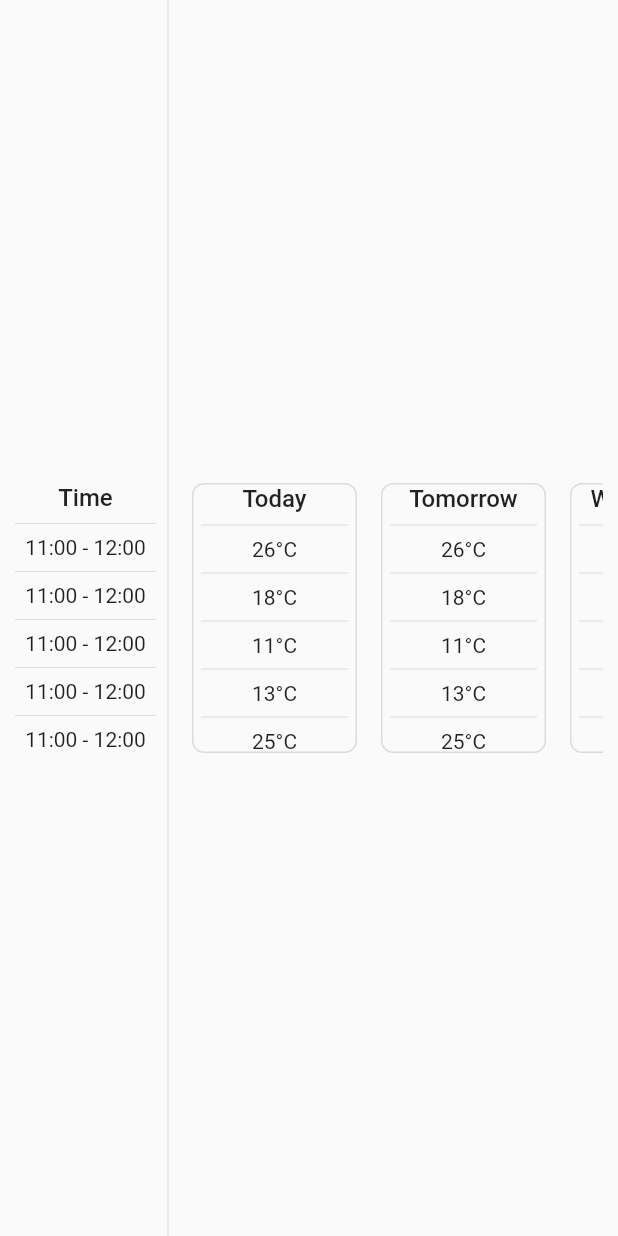
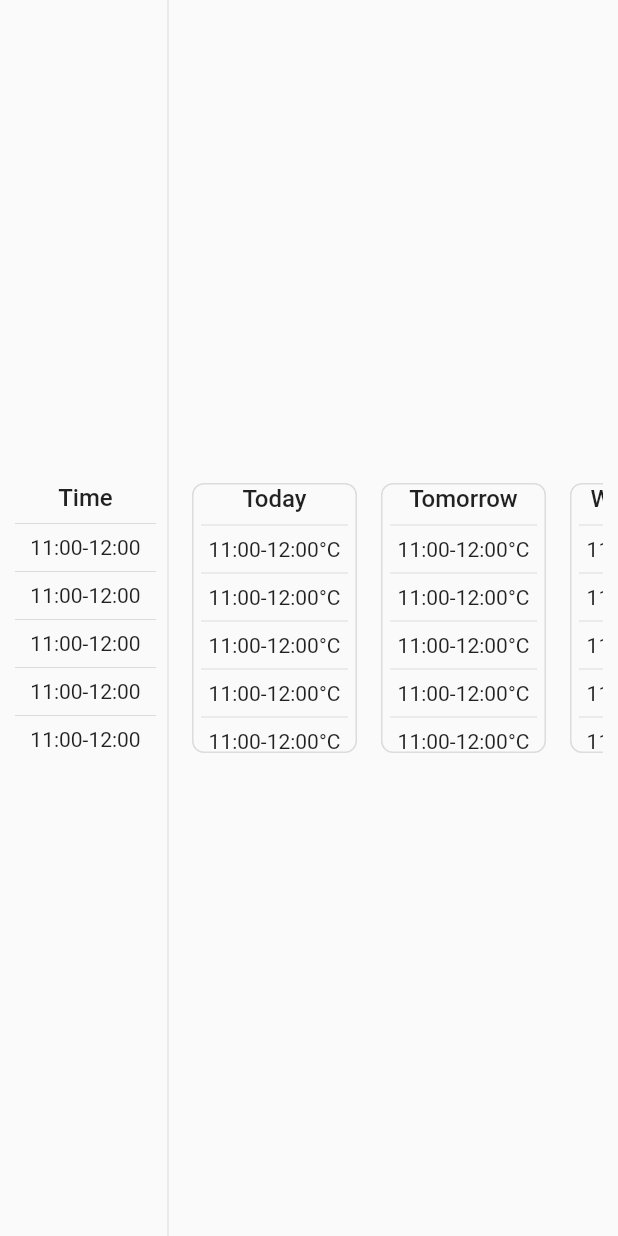
Before and after one commit to praveen1082/flutterweatherapp, a Flutter app: the WeatherRoutine widget shown alone on an empty page, opened directly, on a phone screen of 412 x 824 dp. Run offline on Flutter 3.47's test engine with Material 2 defaults, Android fonts, the phone set to English and light mode, and no system bars; network calls fail.

Commit message:
refactoring weather app

```diff
--- a/lib/ui/weatherroutinewidget.dart
+++ b/lib/ui/weatherroutinewidget.dart
@@ -11,6 +11,16 @@ class WeatherRoutine extends StatelessWidget {
     "Friday",
     "Saturday"
   ];
+  List<String> times = [
+    "11:00-12:00",
+    "11:00-12:00",
+    "11:00-12:00",
+    "11:00-12:00",
+    "11:00-12:00",
+    "11:00-12:00",
+    "11:00-12:00"
+  ];
+  List<double> temperaturevalues = [20, 20, 22, 33, 44, 55, 66];
 
   @override
   Widget build(BuildContext context) {
@@ -34,26 +44,16 @@ class WeatherRoutine extends StatelessWidget {
               ),
               Divider(),
               Expanded(
-                child: ListView(
-                  shrinkWrap: true,
-                  physics: BouncingScrollPhysics(),
-                  children: [
-                    Center(child: Text("11:00 - 12:00")),
-                    Divider(),
-                    Center(child: Text("11:00 - 12:00")),
-                    Divider(),
-                    Center(child: Text("11:00 - 12:00")),
-                    Divider(),
-                    Center(child: Text("11:00 - 12:00")),
-                    Divider(),
-                    Center(child: Text("11:00 - 12:00")),
-                    Divider(),
-                    Center(child: Text("11:00 - 12:00")),
-                    Divider(),
-                    Center(child: Text("11:00 - 12:00")),
-                    Divider(),
-                  ],
-                ),
+                child: ListView.separated(
+                    shrinkWrap: true,
+                    physics: BouncingScrollPhysics(),
+                    itemCount: times.length,
+                    separatorBuilder: (context, index) {
+                      return Divider();
+                    },
+                    itemBuilder: (context, index) {
+                      return Center(child: Text(times[index]));
+                    }),
               ),
             ],
           ),
@@ -93,27 +93,40 @@ class WeatherRoutine extends StatelessWidget {
                             ),
                             Divider(),
                             Expanded(
-                              child: ListView(
-                                physics: BouncingScrollPhysics(),
-                                scrollDirection: Axis.vertical,
-                                shrinkWrap: true,
-                                children: [
-                                  Center(child: Text("26\u{00B0}C")),
-                                  Divider(),
-                                  Center(child: Text("18\u{00B0}C")),
-                                  Divider(),
-                                  Center(child: Text("11\u{00B0}C")),
-                                  Divider(),
-                                  Center(child: Text("13\u{00B0}C")),
-                                  Divider(),
-                                  Center(child: Text("25\u{00B0}C")),
-                                  Divider(),
-                                  Center(child: Text("19\u{00B0}C")),
-                                  Divider(),
-                                  Center(child: Text("24\u{00B0}C")),
-                                  Divider(),
-                                ],
-                              ),
+                              child: ListView.separated(
+                                  physics: BouncingScrollPhysics(),
+                                  shrinkWrap: true,
+                                  scrollDirection: Axis.vertical,
+                                  itemCount: times.length,
+                                  separatorBuilder: (context, index) {
+                                    return Divider();
+                                  },
+                                  itemBuilder: (context, index) {
+                                    return Center(
+                                        child:
+                                            Text(times[index] + "\u{00B0}C"));
+                                  }),
+                              // child: ListView(
+                              //   physics: BouncingScrollPhysics(),
+                              //   scrollDirection: Axis.vertical,
+                              //   shrinkWrap: true,
+                              //   children: [
+                              //     Center(child: Text("26\u{00B0}C")),
+                              //     Divider(),
+                              //     Center(child: Text("18\u{00B0}C")),
+                              //     Divider(),
+                              //     Center(child: Text("11\u{00B0}C")),
+                              //     Divider(),
+                              //     Center(child: Text("13\u{00B0}C")),
+                              //     Divider(),
+                              //     Center(child: Text("25\u{00B0}C")),
+                              //     Divider(),
+                              //     Center(child: Text("19\u{00B0}C")),
+                              //     Divider(),
+                              //     Center(child: Text("24\u{00B0}C")),
+                              //     Divider(),
+                              //   ],
+                              // ),
                             )
                           ],
                         ),
```
Also changed, not shown: lib/ui/mainscreenpage.dart (+2 -120 lines).
